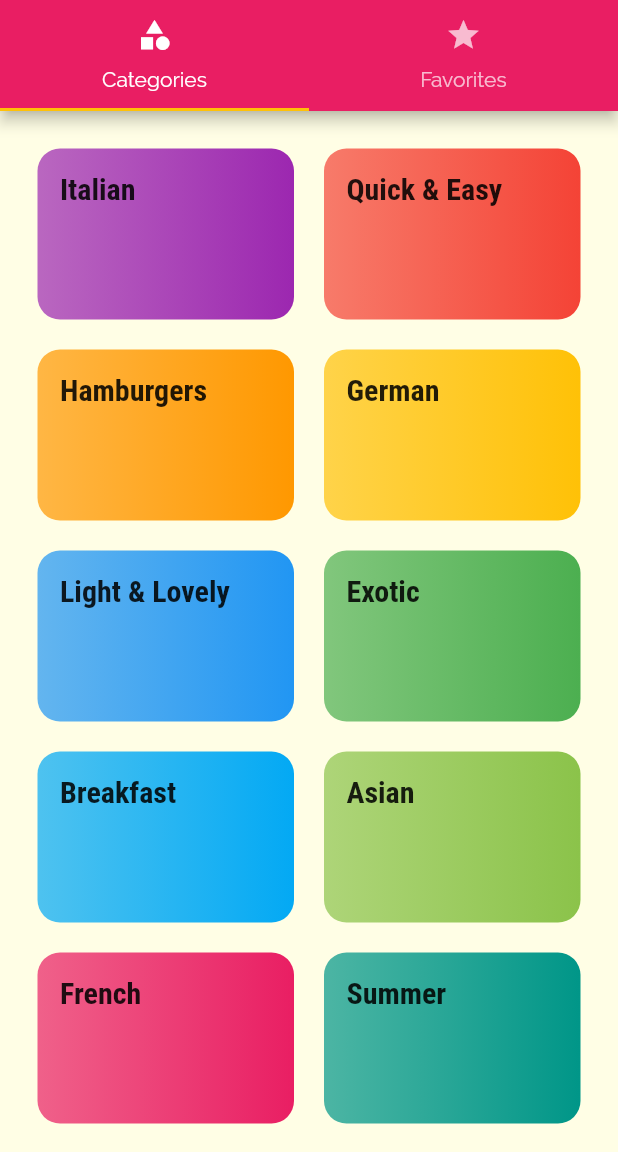
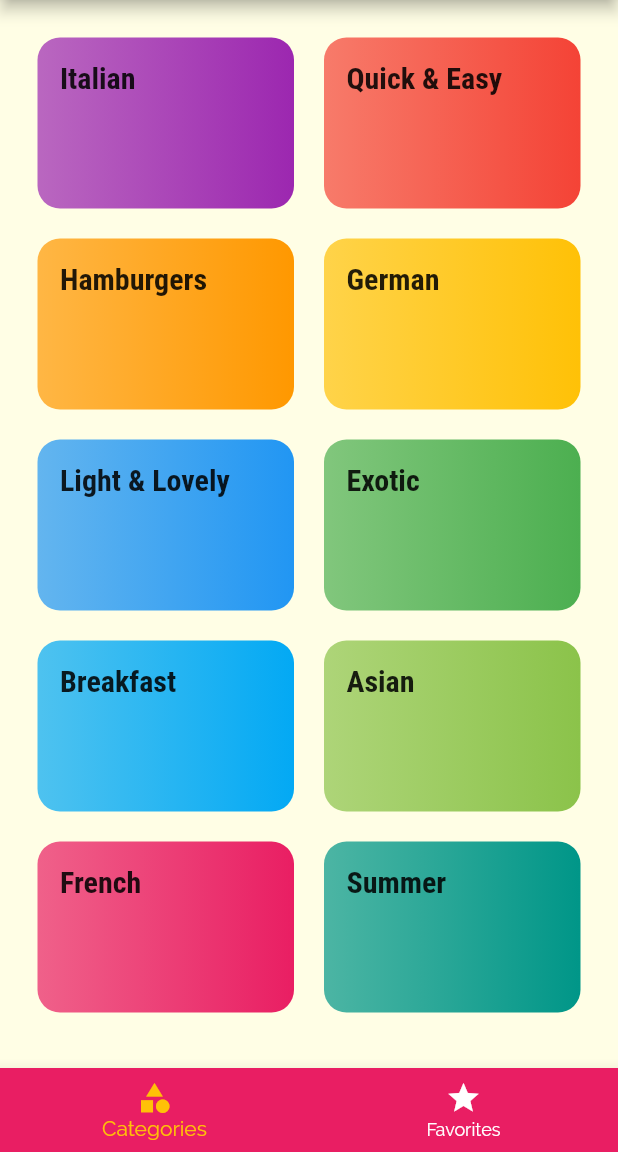
Before and after one commit to magictical/flutter_section3_meals_app, a Flutter app: the screen it shows after launch, on a phone screen of 412 x 824 dp, the part 84-1236 px from its top. Run offline on Flutter 3.47's test engine with Material 2 defaults, Android fonts, the phone set to English and light mode, and no system bars.

Commit message:
costomize the tab bar

```diff
--- a/lib/main.dart
+++ b/lib/main.dart
@@ -1,5 +1,4 @@
 import 'package:flutter/material.dart';
-import './screens/categories_screen.dart';
 import './screens/tabs_screen.dart';
 import './screens/category_meals_screen.dart';
 import './screens/meal_detail_screen.dart';
--- a/lib/screens/tabs_screen.dart
+++ b/lib/screens/tabs_screen.dart
@@ -1,6 +1,6 @@
 import 'package:flutter/material.dart';
-import 'package:section3_mealapp/screens/categories_screen.dart';
-import 'package:section3_mealapp/screens/favorites_screen.dart';
+import '../screens/categories_screen.dart';
+import '../screens/favorites_screen.dart';
 
 class TabScreen extends StatefulWidget {
   @override
@@ -8,30 +8,50 @@ class TabScreen extends StatefulWidget {
 }
 
 class _TabScreenState extends State<TabScreen> {
+  List<Map<String, Object>> _page = [
+    {
+      'page': CategoriesScreen(),
+      'title': 'Categories',
+    },
+    {
+      'page': FavoritesScreen(),
+      'title': 'Favorites',
+    },
+  ];
+  int _selectedPageIndex = 0;
+
+  void _selectPage(int index) {
+    setState(() {
+      _selectedPageIndex = index;
+    });
+  }
+
   @override
   Widget build(BuildContext context) {
-    return DefaultTabController(
-      length: 2,
-      initialIndex: 0,
-      child: Scaffold(
-        appBar: AppBar(
-          title: Text('Meals'),
-          bottom: TabBar(
-            tabs: <Widget>[
-              Tab(
-                icon: Icon(Icons.category),
-                text: 'Categories',
-              ),
-              Tab(
-                icon: Icon(Icons.star),
-                text: 'Favorites',
-              )
-            ],
+    return Scaffold(
+      appBar: AppBar(
+        title: Text('Meals'),
+      ),
+      body: _page[_selectedPageIndex]['page'],
+      bottomNavigationBar: BottomNavigationBar(
+        backgroundColor: Theme.of(context).primaryColor,
+        onTap: _selectPage,
+        // need to change bg color in Bar item too
+        // type: BottomNavigationBarType.shifting,
+        unselectedItemColor: Colors.white,
+        selectedItemColor: Theme.of(context).accentColor,
+        currentIndex: _selectedPageIndex,
+        items: [
+          BottomNavigationBarItem(
+            icon: Icon(Icons.category),
+            title: Text('Categories'),
           ),
-        ),
-        body: TabBarView(
-          children: <Widget>[CategoriesScreen(), FavoritesScreen()],
-        ),
+          BottomNavigationBarItem(
+            backgroundColor: Colors.purple,
+            icon: Icon(Icons.star),
+            title: Text('Favorites'),
+          ),
+        ],
       ),
     );
   }
```
